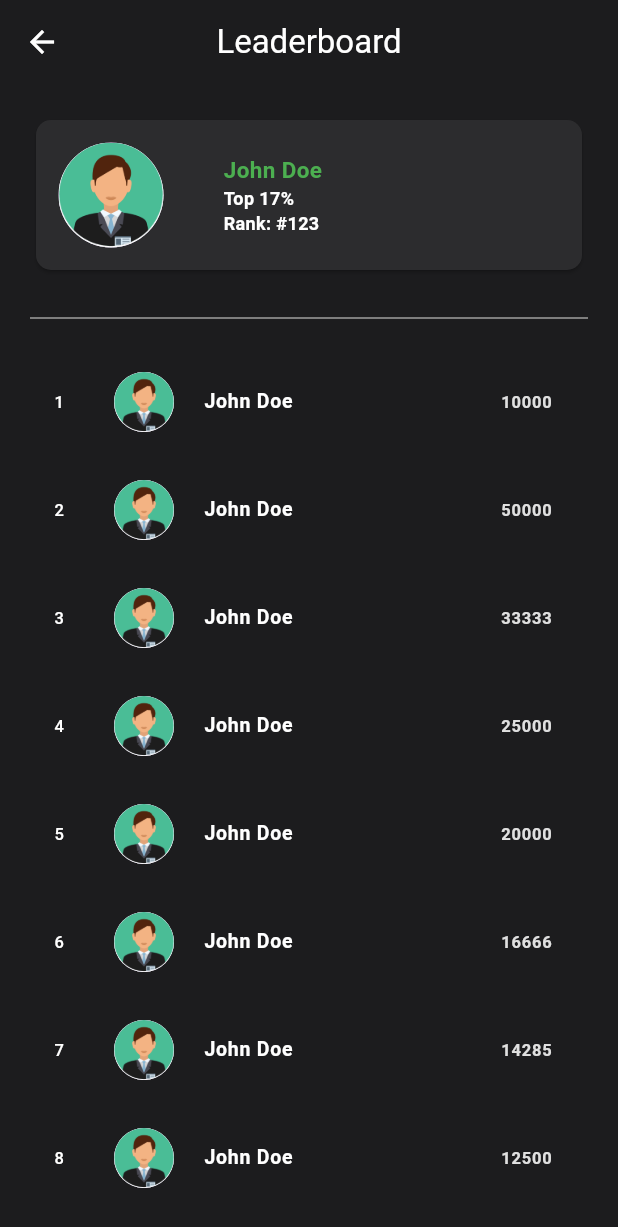
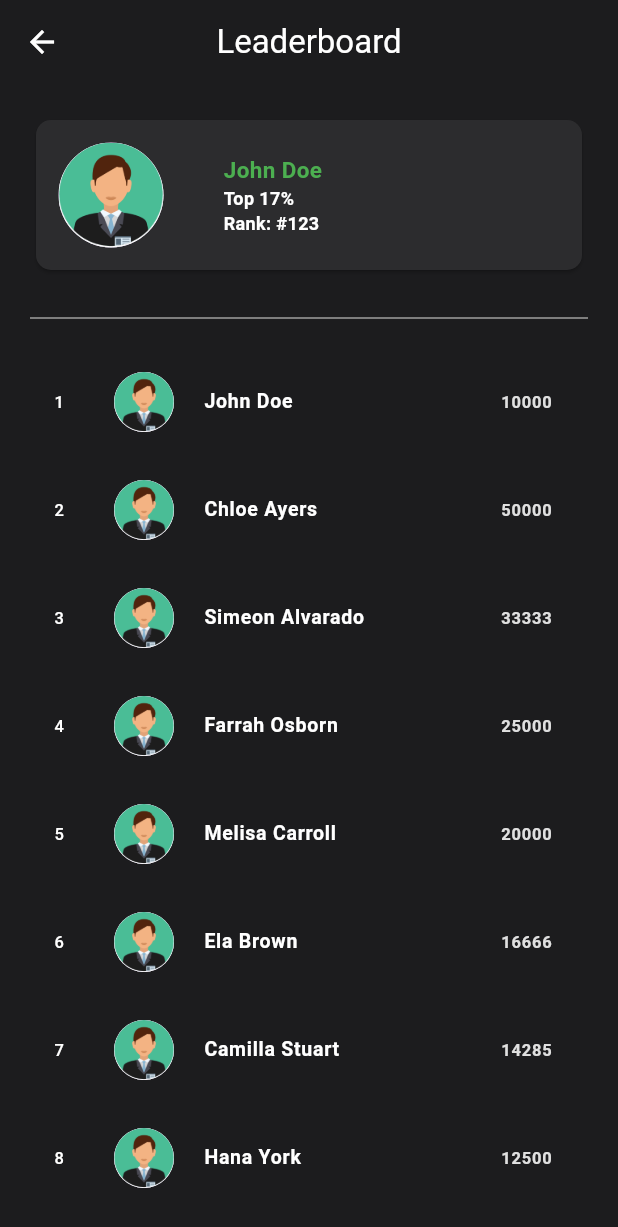
Before and after one commit to Ren-Kitahack-2023/Ren-App, a Flutter app: the Leaderboard screen opened directly, on a phone screen of 412 x 824 dp. Shown: the top 1227 px of the screen. Run offline on Flutter 3.47's test engine with Material 3 defaults, Android fonts, the phone set to English and light mode, and no system bars; our stand-ins replace firebase_auth, firebase_core, google_fonts, google_sign_in; accounts and stored records are empty; network calls fail.

Commit message:
Make the leaderboard to have different names

```diff
--- a/ren/lib/pages/leaderboard.dart
+++ b/ren/lib/pages/leaderboard.dart
@@ -4,10 +4,13 @@ import 'package:flutter/material.dart';
 import 'package:ren/components/profile_information.dart';
 
 class Leaderboard extends StatelessWidget {
+
   const Leaderboard({super.key});
 
   @override
   Widget build(BuildContext context) {
+
+    final List<String> examples = ['John Doe', 'Chloe Ayers', 'Simeon Alvarado', 'Farrah Osborn', 'Melisa Carroll', 'Ela Brown', 'Camilla Stuart', 'Hana York', 'Layton Hamilton', 'Arun Wilkinson', 'Leon Beard', 'Levi O\'Brien','Carrie O\'Ryan'];
     return Scaffold(
       backgroundColor: Color(0xFF1C1C1E),
       appBar: AppBar(
@@ -53,7 +56,7 @@ class Leaderboard extends StatelessWidget {
                                                               backgroundImage: AssetImage('lib/images/profileavatar.png'),
                                                             ),
                                                             const SizedBox(width: 20,),
-                                                            Text("John Doe", style: TextStyle(color: Colors.white, fontSize: 13, fontWeight: FontWeight.bold, fontFamily: 'Roboto',))
+                                                            Text(examples[index], style: TextStyle(color: Colors.white, fontSize: 13, fontWeight: FontWeight.bold, fontFamily: 'Roboto',))
                                                           ]
                                                         ),
                                                         leading: Text('${index + 1}', style: TextStyle(color: Colors.white, fontWeight: FontWeight.w500),),
```
